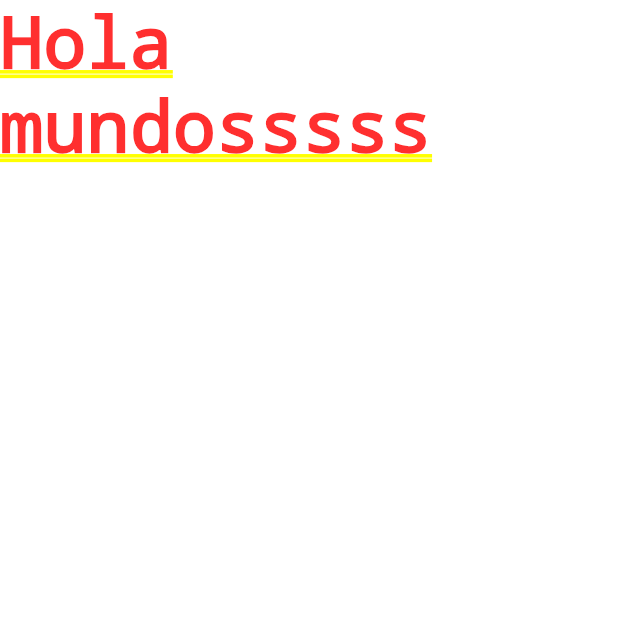
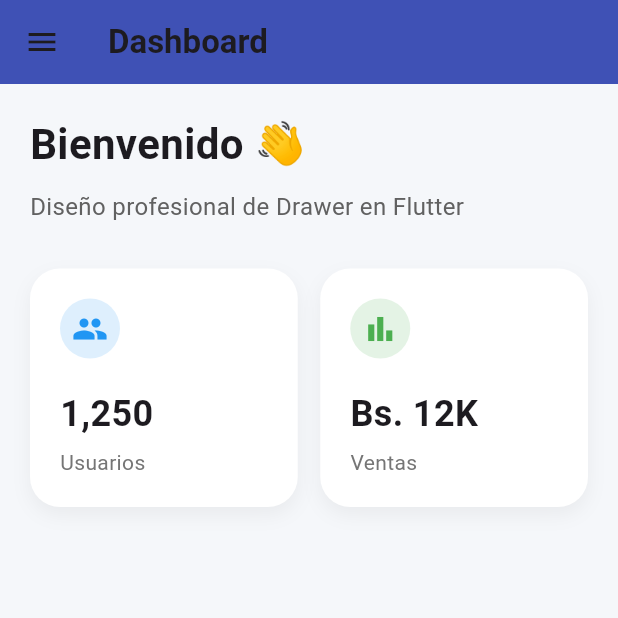
Before and after one commit to rodriQuelali/repositorio-2026-movil-II-3B, a Flutter app: the screen it shows after launch, on a phone screen of 412 x 824 dp, the top half of it. Run offline on Flutter 3.47's test engine with Material 3 defaults, Android fonts, the phone set to English and light mode, and no system bars.

Commit message:
Examplo : appbar. accionBotton and draw.

```diff
--- /dev/null
+++ b/flutter/flutter_application_1/lib/examploDraw.dart
@@ -0,0 +1,278 @@
+
+
+import 'package:flutter/material.dart';
+
+class MyAppDraw extends StatelessWidget {
+  const MyAppDraw({super.key});
+
+  @override
+  Widget build(BuildContext context) {
+    return MaterialApp(
+      debugShowCheckedModeBanner: false,
+      title: 'Professional Drawer UI',
+      theme: ThemeData(
+        primarySwatch: Colors.indigo,
+        scaffoldBackgroundColor: const Color(0xFFF5F7FA),
+        fontFamily: 'Roboto',
+      ),
+      home: HomeScreen(),
+    );
+  }
+}
+
+
+
+
+class HomeScreen extends StatelessWidget {
+  const HomeScreen({super.key});
+
+  @override
+  Widget build(BuildContext context) {
+    return Scaffold(
+      appBar: AppBar(
+        elevation: 0,
+        backgroundColor: Colors.indigo,
+        title: const Text(
+          'Dashboard',
+          style: TextStyle(fontWeight: FontWeight.bold),
+        ),
+      ),
+
+      // ================= DRAWER =================
+      drawer: Drawer(
+        child: Column(
+          children: [
+            // HEADER
+            Container(
+              width: double.infinity,
+              padding: const EdgeInsets.only(
+                top: 50,
+                left: 20,
+                right: 20,
+                bottom: 20,
+              ),
+              decoration: const BoxDecoration(
+                gradient: LinearGradient(
+                  colors: [
+                    Color(0xFF3949AB),
+                    Color(0xFF5C6BC0),
+                  ],
+                  begin: Alignment.topLeft,
+                  end: Alignment.bottomRight,
+                ),
+              ),
+              child: Column(
+                crossAxisAlignment: CrossAxisAlignment.start,
+                children: [
+                  const CircleAvatar(
+                    radius: 35,
+                    backgroundImage: NetworkImage(
+                      'https://i.pravatar.cc/300',
+                    ),
+                  ),
+                  const SizedBox(height: 15),
+                  const Text(
+                    'Rodri Quelali',
+                    style: TextStyle(
+                      color: Colors.white,
+                      fontSize: 20,
+                      fontWeight: FontWeight.bold,
+                    ),
+                  ),
+                  const SizedBox(height: 5),
+                  Text(
+                    'Administrador',
+                    style: TextStyle(
+                      color: Colors.white.withOpacity(0.8),
+                    ),
+                  ),
+                ],
+              ),
+            ),
+
+            // MENU ITEMS
+            Expanded(
+              child: ListView(
+                padding: const EdgeInsets.symmetric(vertical: 10),
+                children: [
+                  drawerItem(
+                    icon: Icons.home_rounded,
+                    title: 'Inicio',
+                    onTap: () {},
+                  ),
+                  drawerItem(
+                    icon: Icons.person_rounded,
+                    title: 'Perfil',
+                    onTap: () {},
+                  ),
+                  drawerItem(
+                    icon: Icons.notifications_rounded,
+                    title: 'Notificaciones',
+                    onTap: () {},
+                  ),
+                  drawerItem(
+                    icon: Icons.analytics_rounded,
+                    title: 'Reportes',
+                    onTap: () {},
+                  ),
+                  drawerItem(
+                    icon: Icons.settings_rounded,
+                    title: 'Configuración',
+                    onTap: () {},
+                  ),
+
+                  const Padding(
+                    padding: EdgeInsets.symmetric(horizontal: 20),
+                    child: Divider(),
+                  ),
+
+                  drawerItem(
+                    icon: Icons.logout_rounded,
+                    title: 'Cerrar sesión',
+                    color: Colors.red,
+                    onTap: () {},
+                  ),
+                ],
+              ),
+            ),
+
+            // FOOTER
+            Padding(
+              padding: const EdgeInsets.all(15),
+              child: Text(
+                'Version 1.0.0',
+                style: TextStyle(
+                  color: Colors.grey.shade600,
+                  fontSize: 12,
+                ),
+              ),
+            ),
+          ],
+        ),
+      ),
+
+      // ================= BODY =================
+      body: Padding(
+        padding: const EdgeInsets.all(20),
+        child: Column(
+          crossAxisAlignment: CrossAxisAlignment.start,
+          children: [
+            const Text(
+              'Bienvenido 👋',
+              style: TextStyle(
+                fontSize: 28,
+                fontWeight: FontWeight.bold,
+              ),
+            ),
+            const SizedBox(height: 10),
+            Text(
+              'Diseño profesional de Drawer en Flutter',
+              style: TextStyle(
+                color: Colors.grey.shade700,
+                fontSize: 16,
+              ),
+            ),
+            const SizedBox(height: 30),
+
+            // CARDS
+            Row(
+              children: [
+                Expanded(
+                  child: dashboardCard(
+                    icon: Icons.people,
+                    title: 'Usuarios',
+                    value: '1,250',
+                    color: Colors.blue,
+                  ),
+                ),
+                const SizedBox(width: 15),
+                Expanded(
+                  child: dashboardCard(
+                    icon: Icons.bar_chart,
+                    title: 'Ventas',
+                    value: 'Bs. 12K',
+                    color: Colors.green,
+                  ),
+                ),
+              ],
+            ),
+          ],
+        ),
+      ),
+    );
+  }
+
+  // ================= DRAWER ITEM =================
+  Widget drawerItem({
+    required IconData icon,
+    required String title,
+    required VoidCallback onTap,
+    Color color = Colors.black87,
+  }) {
+    return Padding(
+      padding: const EdgeInsets.symmetric(horizontal: 10, vertical: 4),
+      child: ListTile(
+        shape: RoundedRectangleBorder(
+          borderRadius: BorderRadius.circular(12),
+        ),
+        leading: Icon(icon, color: color),
+        title: Text(
+          title,
+          style: TextStyle(
+            color: color,
+            fontWeight: FontWeight.w500,
+          ),
+        ),
+        hoverColor: Colors.indigo.withOpacity(0.1),
+        onTap: onTap,
+      ),
+    );
+  }
+
+  // ================= DASHBOARD CARD =================
+  Widget dashboardCard({
+    required IconData icon,
+    required String title,
+    required String value,
+    required Color color,
+  }) {
+    return Container(
+      padding: const EdgeInsets.all(20),
+      decoration: BoxDecoration(
+        color: Colors.white,
+        borderRadius: BorderRadius.circular(20),
+        boxShadow: [
+          BoxShadow(
+            color: Colors.black.withOpacity(0.05),
+            blurRadius: 10,
+            offset: const Offset(0, 5),
+          ),
+        ],
+      ),
+      child: Column(
+        crossAxisAlignment: CrossAxisAlignment.start,
+        children: [
+          CircleAvatar(
+            backgroundColor: color.withOpacity(0.15),
+            child: Icon(icon, color: color),
+          ),
+          const SizedBox(height: 20),
+          Text(
+            value,
+            style: const TextStyle(
+              fontSize: 24,
+              fontWeight: FontWeight.bold,
+            ),
+          ),
+          const SizedBox(height: 5),
+          Text(
+            title,
+            style: TextStyle(
+              color: Colors.grey.shade600,
+            ),
+          ),
+        ],
+      ),
+    );
+  }
+}
--- /dev/null
+++ b/flutter/flutter_application_1/lib/examploScafild.dart
@@ -0,0 +1,60 @@
+
+import 'package:flutter/material.dart';
+
+
+class MyAppHomeExamplo extends StatelessWidget {
+  const MyAppHomeExamplo({super.key});
+
+  @override
+  Widget build(BuildContext context) {
+    return MaterialApp(
+      debugShowCheckedModeBanner: false,
+      home: Scaffold(
+        appBar: AppBar(
+          title: Text("MI APLICACION"),
+        ),
+        body: Row(
+          children: [
+            Text("HOLA MUNDO"),
+            Text("HOLA MUNDO")
+          ],
+        ),
+        //barra de navegaion inferior
+        bottomNavigationBar: BottomNavigationBar(
+          items: [
+            BottomNavigationBarItem(
+              icon:Icon(Icons.ac_unit_sharp),
+                label: "INICIO"
+            ),
+            BottomNavigationBarItem(
+              icon:Icon(Icons.settings),
+                label: "CONFIGURACION"
+            ),
+          ]
+        ),
+
+        //boton flotante
+        floatingActionButton: FloatingActionButton(
+          onPressed: ()=>{},
+          child: Icon(Icons.access_time_filled),
+        ),
+
+        //draw- menu lateral.
+        drawer: Drawer(
+          child: ListView(
+            children: [
+              ListTile(
+                title: Text("Perfil"),
+                onTap: ()=>{},
+              ),
+              ListTile(
+                title: Text("Configuracion"),
+                onTap: ()=>{},
+              )
+            ],
+          ),
+        ),
+      ),
+    );
+  }
+}
--- a/flutter/flutter_application_1/lib/main.dart
+++ b/flutter/flutter_application_1/lib/main.dart
@@ -1,15 +1,24 @@
 import 'package:flutter/material.dart';
+import 'package:flutter_application_1/examploDraw.dart';
+import 'package:flutter_application_1/examploScafild.dart';
+
 
 void main() {
-  runApp(MyApp());
+  runApp(MyAppDraw());
 }
+
+
 
 class MyApp extends StatelessWidget {
 
+  //build -- es una funcion que si o si necesita para
+  //construir mi aplicacion
 
   @override
   Widget build(BuildContext context) {
+    //materialApp es como la hoja.
     return  MaterialApp(
+      title: 'MI aplicacion Movil',
       home: Text("Hola mundosssss")
       );
   }
@@ -34,3 +43,31 @@ class MyApp extends StatelessWidget {
 
 
 }
+
+//StatelessWidget
+//snipet, para crear de forma rapida: sta
+class MyAppHome extends StatelessWidget {
+  const MyAppHome({super.key});
+
+  @override
+  Widget build(BuildContext context) {
+    return Container();
+  }
+}
+
+
+
+//StatefulWidget
+class name extends StatefulWidget {
+  const name({super.key});
+
+  @override
+  State<name> createState() => _nameState();
+}
+
+class _nameState extends State<name> {
+  @override
+  Widget build(BuildContext context) {
+    return Container();
+  }
+}
```
